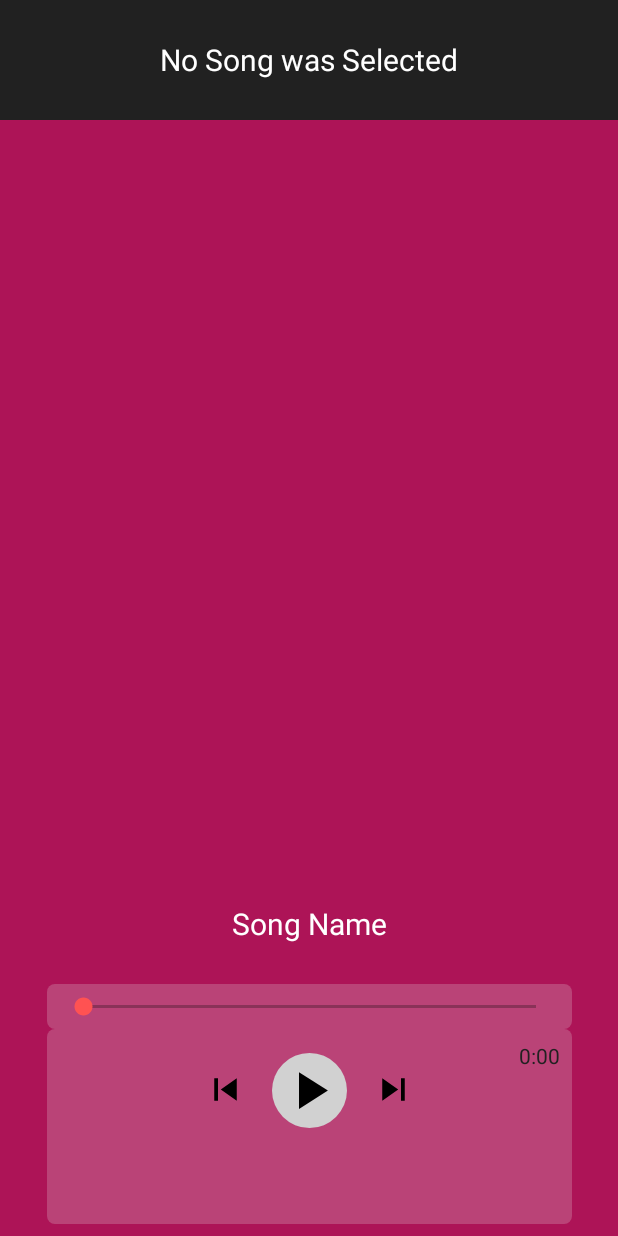
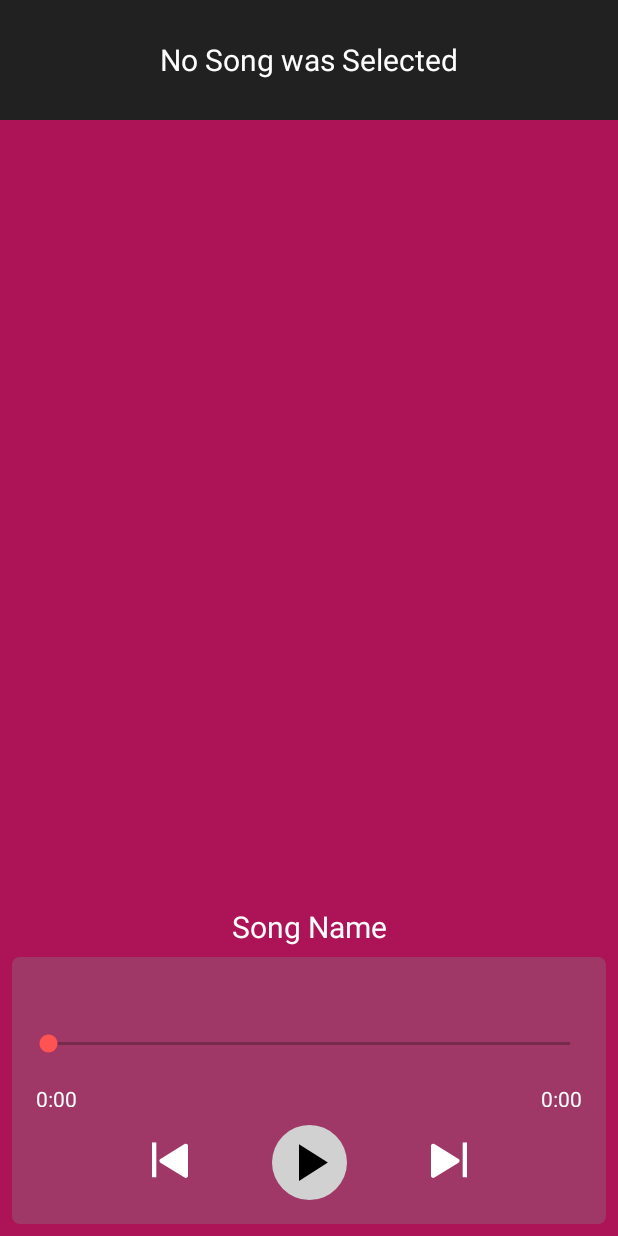
Before and after one commit to CohavDev/MyMusicPlayer, an Android app: the layout bottom_sheet.xml on its own in the app's theme, with its tools: preview values and no code run, on a phone screen of 412 x 824 dp. Run offline under Robolectric (Android 15) with nearby library versions, the phone set to English and light mode, and no system bars.

Commit message:
new Design for musicPlayerView

```diff
--- /dev/null
+++ b/app/src/main/res/drawable/ic_next.xml
@@ -0,0 +1,5 @@
+<vector android:height="24dp" android:viewportHeight="49.0"
+    android:viewportWidth="48.0" android:width="24dp" xmlns:android="http://schemas.android.com/apk/res/android">
+    <path android:fillColor="#FFFFFF" android:fillType="evenOdd" android:pathData="M36.76,23.12C38.63,24.3 38.63,27.02 36.76,28.2L4.6,48.43C2.6,49.69 0,48.25 0,45.89L0,5.43C0,3.07 2.6,1.64 4.6,2.89L36.76,23.12Z"/>
+    <path android:fillColor="#FFFFFF" android:pathData="M42.24,0.6L48,0.6L48,48L42.24,48L42.24,0.6Z"/>
+</vector>
--- /dev/null
+++ b/app/src/main/res/drawable/ic_prev.xml
@@ -0,0 +1,5 @@
+<vector android:height="24dp" android:viewportHeight="49.0"
+    android:viewportWidth="48.0" android:width="24dp" xmlns:android="http://schemas.android.com/apk/res/android">
+    <path android:fillColor="#FFFFFF" android:fillType="evenOdd" android:pathData="M11.24,23.12C9.37,24.3 9.37,27.02 11.24,28.2L43.4,48.43C45.4,49.69 48,48.25 48,45.89L48,5.43C48,3.07 45.4,1.64 43.4,2.89L11.24,23.12Z"/>
+    <path android:fillColor="#FFFFFF" android:pathData="M5.76,0.6L0,0.6L0,48L5.76,48L5.76,0.6Z"/>
+</vector>
--- a/app/src/main/res/drawable/music_playerview_bottombg.xml
+++ b/app/src/main/res/drawable/music_playerview_bottombg.xml
@@ -1,6 +1,6 @@
 <?xml version="1.0" encoding="utf-8"?>
 <shape xmlns:android="http://schemas.android.com/apk/res/android">
-    <solid android:color="#3ae5e5e5"/>
+    <solid android:color="#5281838a"/>
     <corners android:radius="5dp"/>
     <padding android:left="0dp" android:top="0dp" android:right="0dp" android:bottom="0dp" />
 </shape>
--- a/app/src/main/res/layout/bottom_sheet.xml
+++ b/app/src/main/res/layout/bottom_sheet.xml
@@ -6,11 +6,11 @@
     android:id="@+id/music_bottomsheet"
     android:layout_width="match_parent"
     android:layout_height="match_parent"
+    android:background="#AD1457"
     android:clipToPadding="true"
     android:orientation="vertical"
     app:behavior_hideable="false"
     app:behavior_peekHeight="80dp"
-    android:background="#AD1457"
     app:layout_behavior="android.support.design.widget.BottomSheetBehavior">
 
     <!--background thumbnail image-->
@@ -112,12 +112,24 @@
 
     </android.support.constraint.ConstraintLayout>
 
+    <android.support.constraint.ConstraintLayout
+        android:id="@+id/wrapperMpView"
+        android:layout_width="0dp"
+        android:layout_height="wrap_content"
+        android:layout_marginBottom="8dp"
+        android:layout_marginEnd="8dp"
+        android:layout_marginLeft="8dp"
+        android:layout_marginRight="8dp"
+        android:layout_marginStart="8dp"
+        android:background="@drawable/music_playerview_bottombg"
+        app:layout_constraintBottom_toBottomOf="parent"
+        app:layout_constraintEnd_toEndOf="parent"
+        app:layout_constraintStart_toStartOf="parent">
         <!--seekBar bar-->
         <android.support.constraint.ConstraintLayout
             android:id="@+id/music_progressBar_container"
-        android:layout_width="350dp"
-        android:layout_height="wrap_content"
-        android:background="@drawable/music_playerview_bottombg"
+            android:layout_width="0dp"
+            android:layout_height="100dp"
             app:layout_constraintBottom_toTopOf="@+id/play_Extended"
             app:layout_constraintLeft_toLeftOf="parent"
             app:layout_constraintRight_toRightOf="parent">
@@ -126,27 +138,50 @@
                 android:id="@+id/music_progressBar"
                 android:layout_width="0dp"
                 android:layout_height="30dp"
-            android:layout_marginEnd="8dp"
                 android:layout_marginLeft="8dp"
                 android:layout_marginRight="8dp"
-            android:layout_marginStart="8dp"
                 app:layout_constraintBottom_toBottomOf="parent"
                 app:layout_constraintHorizontal_bias="0.0"
                 app:layout_constraintLeft_toLeftOf="parent"
                 app:layout_constraintRight_toRightOf="parent"
-            app:layout_constraintTop_toTopOf="parent" />
+                app:layout_constraintTop_toTopOf="parent"
+                app:layout_constraintVertical_bias="0.614" />
+
+            <TextView
+                android:id="@+id/time_current"
+                android:layout_width="75dp"
+                android:layout_height="35dp"
+                android:layout_marginLeft="16dp"
+                android:gravity="start"
+                android:paddingTop="20dp"
+                android:text="0:00"
+                android:textAlignment="textStart"
+                android:textColor="#ffff"
+                app:layout_constraintBottom_toBottomOf="parent"
+                app:layout_constraintLeft_toLeftOf="parent" />
+
+            <TextView
+                android:id="@+id/time_end"
+                android:layout_width="75dp"
+                android:layout_height="35dp"
+                android:layout_marginRight="16dp"
+                android:gravity="end"
+                android:paddingTop="20dp"
+                android:text="0:00"
+                android:textAlignment="textEnd"
+                android:textColor="#ffff"
+                app:layout_constraintBottom_toBottomOf="parent"
+                app:layout_constraintRight_toRightOf="parent" />
 
 
         </android.support.constraint.ConstraintLayout>
-
         <!--play on extended mode-->
         <android.support.constraint.ConstraintLayout
             android:id="@+id/play_Extended"
-        android:layout_width="350dp"
-        android:layout_height="130dp"
+            android:layout_width="0dp"
+            android:layout_height="70dp"
             android:layout_gravity="bottom"
             android:layout_marginBottom="8dp"
-        android:background="@drawable/music_playerview_bottombg"
             app:layout_constraintBottom_toBottomOf="parent"
             app:layout_constraintLeft_toLeftOf="parent"
             app:layout_constraintRight_toRightOf="parent">
@@ -155,16 +190,13 @@
                 android:id="@+id/play_pause_extend"
                 android:layout_width="50dp"
                 android:layout_height="50dp"
-            android:layout_marginBottom="16dp"
+                android:layout_marginBottom="8dp"
                 android:layout_marginLeft="8dp"
                 android:layout_marginRight="8dp"
-            android:layout_marginTop="16dp"
                 android:orientation="horizontal"
                 app:layout_constraintBottom_toBottomOf="parent"
                 app:layout_constraintLeft_toLeftOf="parent"
-            app:layout_constraintRight_toRightOf="parent"
-            app:layout_constraintTop_toTopOf="parent"
-            app:layout_constraintVertical_bias="0.0">
+                app:layout_constraintRight_toRightOf="parent">
 
 
                 <ImageButton
@@ -188,63 +220,35 @@
 
             <ImageButton
                 android:id="@+id/skipNext"
-            android:layout_width="30dp"
-            android:layout_height="30dp"
-            android:layout_marginBottom="25dp"
-            android:layout_marginLeft="16dp"
-            android:layout_marginTop="25dp"
+                android:layout_width="24dp"
+                android:layout_height="24dp"
+                android:layout_marginBottom="8dp"
+                android:layout_marginLeft="56dp"
+                android:layout_marginTop="8dp"
                 android:background="@drawable/nextprev_btn"
                 android:scaleType="fitXY"
                 app:layout_constraintBottom_toBottomOf="parent"
                 app:layout_constraintLeft_toRightOf="@+id/play_pause_extend"
                 app:layout_constraintTop_toTopOf="parent"
-            app:layout_constraintVertical_bias="0.0"
-            app:srcCompat="@drawable/ic_skip_next_24dp" />
+                app:srcCompat="@drawable/ic_next" />
 
             <ImageButton
                 android:id="@+id/SkipPrev"
-            android:layout_width="30dp"
-            android:layout_height="30dp"
-            android:layout_marginBottom="25dp"
-            android:layout_marginRight="16dp"
-            android:layout_marginTop="25dp"
+                android:layout_width="24dp"
+                android:layout_height="24dp"
+                android:layout_marginBottom="8dp"
+                android:layout_marginRight="56dp"
+                android:layout_marginTop="8dp"
                 android:background="@drawable/nextprev_btn"
                 android:scaleType="fitXY"
                 app:layout_constraintBottom_toBottomOf="parent"
                 app:layout_constraintRight_toLeftOf="@+id/play_pause_extend"
                 app:layout_constraintTop_toTopOf="parent"
-            app:layout_constraintVertical_bias="0.0"
-            app:srcCompat="@drawable/ic_skip_previous_24dp" />
-
-        <TextView
-            android:id="@+id/time_current"
-            android:layout_width="75dp"
-            android:layout_height="35dp"
-            android:layout_marginLeft="8dp"
-            android:layout_marginStart="8dp"
-            android:layout_marginTop="8dp"
-            android:gravity="start"
-            android:text="0:00"
-            android:textAlignment="textStart"
-            android:textColor="#212121"
-            app:layout_constraintLeft_toLeftOf="parent"
-            app:layout_constraintTop_toBottomOf="parent" />
-
-        <TextView
-            android:id="@+id/time_end"
-            android:layout_width="75dp"
-            android:layout_height="35dp"
-            android:layout_marginEnd="8dp"
-            android:layout_marginRight="8dp"
-            android:layout_marginTop="8dp"
-            android:gravity="end"
-            android:text="0:00"
-            android:textAlignment="textEnd"
-            android:textColor="#212121"
-            app:layout_constraintRight_toRightOf="parent"
-            app:layout_constraintTop_toTopOf="parent" />
+                app:srcCompat="@drawable/ic_prev" />
 
         </android.support.constraint.ConstraintLayout>
+    </android.support.constraint.ConstraintLayout>
+
     <!--no song selected layout-->
 
     <android.support.constraint.ConstraintLayout
@@ -273,23 +277,26 @@
 
     <TextView
         android:id="@+id/songTitleMPview"
-        android:layout_width="320dp"
+        android:layout_width="0dp"
         android:layout_height="40dp"
-        android:layout_marginBottom="20dp"
-        android:layout_marginEnd="8dp"
-        android:layout_marginStart="8dp"
+        android:layout_marginEnd="16dp"
+        android:layout_marginLeft="16dp"
+        android:layout_marginRight="16dp"
+        android:layout_marginStart="16dp"
+        android:layout_marginTop="4dp"
+        android:ellipsize="marquee"
+        android:focusable="true"
         android:gravity="center"
+        android:marqueeRepeatLimit="marquee_forever"
+        android:scrollHorizontally="true"
+        android:singleLine="true"
         android:text="Song Name"
         android:textAlignment="center"
         android:textColor="#ffff"
         android:textSize="20sp"
-        android:ellipsize="marquee"
-        android:focusable="true"
-        android:marqueeRepeatLimit="marquee_forever"
-        android:scrollHorizontally="true"
-        android:singleLine="true"
-        app:layout_constraintBottom_toTopOf="@+id/music_progressBar_container"
+        app:layout_constraintBottom_toTopOf="@id/wrapperMpView"
         app:layout_constraintEnd_toEndOf="parent"
-        app:layout_constraintStart_toStartOf="parent" />
+        app:layout_constraintStart_toStartOf="parent"
+        app:layout_constraintTop_toBottomOf="@+id/imageView3" />
 
 </android.support.constraint.ConstraintLayout>
```
Lines whose indentation alone changed are shown as unchanged.
